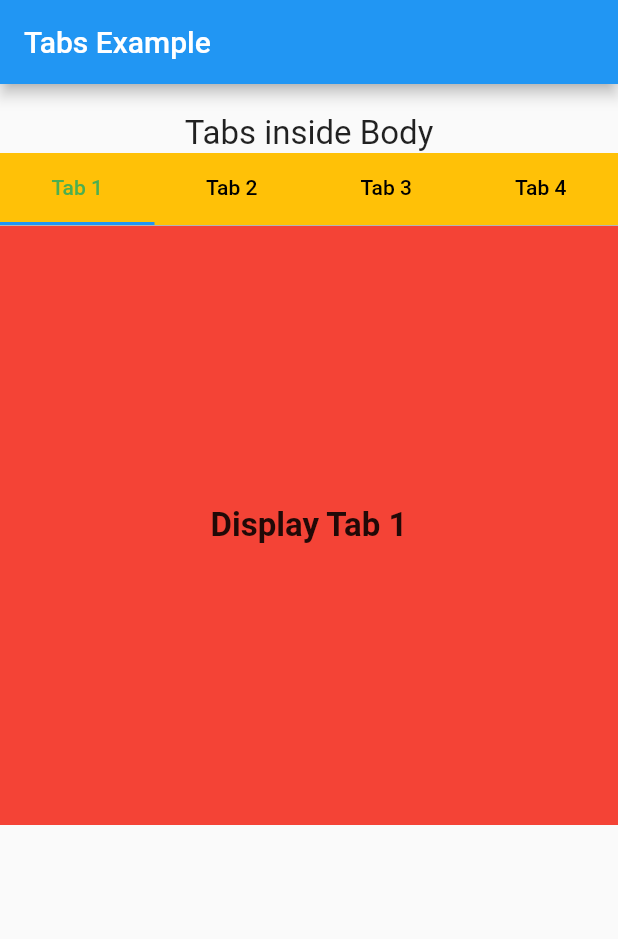
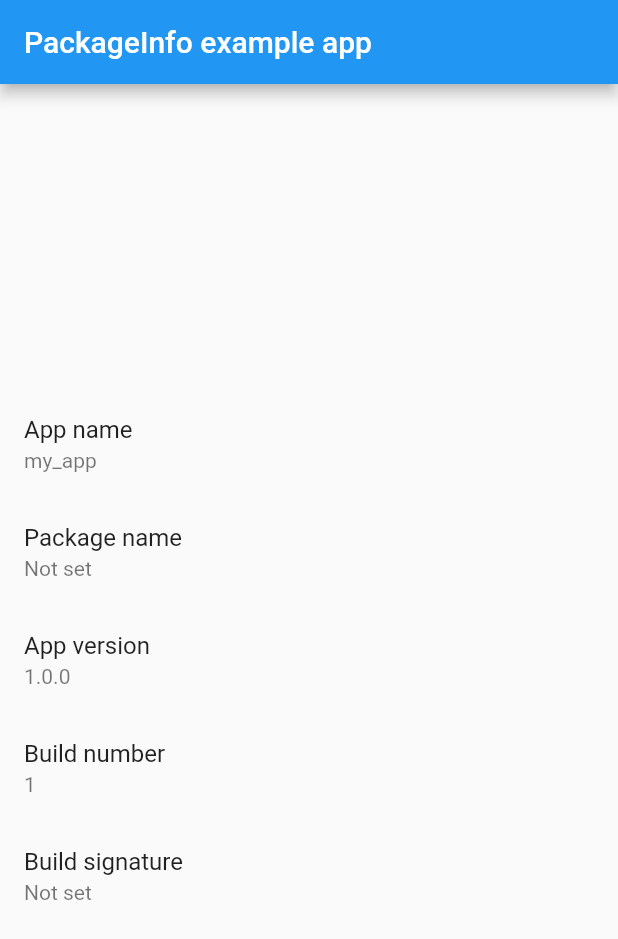
Before and after one commit to ji-hyun219/flutter_practice, a Flutter app: the screen it shows after launch, on a phone screen of 412 x 824 dp. Shown: the top 939 px of the screen. Run offline on Flutter 3.47's test engine with Material 2 defaults, Android fonts, the phone set to English and light mode, and no system bars; our stand-ins replace carousel_slider, firebase_core, firebase_dynamic_links, get, lottie, package_info_plus and 1 more; accounts and stored records are empty.

Commit message:
feat(PackageInfo): 애플리케이션 패키지 정보 쿼리

```diff
--- a/lib/main.dart
+++ b/lib/main.dart
@@ -7,7 +7,7 @@ import 'package:flutter/material.dart';
 // import 'package:my_app/pages/tapboxC.dart';
 import 'package:get/get.dart';
 import 'package:my_app/pages/make_dummy_data.dart';
-import 'package:my_app/pages/tab_bar.dart';
+import 'package:my_app/pages/package.dart';
 // import 'package:my_app/pages/slider.dart';
 // import 'package:my_app/pages/todo_list.dart';
 // import 'package:my_app/pages/get_to_result2.dart';
@@ -39,7 +39,9 @@ void main() {
       //   ),
       // ),
       // home: DropDownPage(),
-        home: TabBarPage()),
+      // home: TabBarPage()
+      home: PacakgeInfoPage(title: 'PackageInfo example app'),
+    ),
   );
   // loadAddress();
   // loadProduct();
--- /dev/null
+++ b/lib/pages/package.dart
@@ -0,0 +1,62 @@
+import 'dart:async';
+
+import 'package:flutter/material.dart';
+import 'package:package_info_plus/package_info_plus.dart';
+
+class PacakgeInfoPage extends StatefulWidget {
+  const PacakgeInfoPage({Key? key, this.title}) : super(key: key);
+
+  final String? title;
+
+  @override
+  PacakgeInfoPageState createState() => PacakgeInfoPageState();
+}
+
+class PacakgeInfoPageState extends State<PacakgeInfoPage> {
+  PackageInfo _packageInfo = PackageInfo(
+    appName: 'Unknown',
+    packageName: 'Unknown',
+    version: 'Unknown',
+    buildNumber: 'Unknown',
+    buildSignature: 'Unknown',
+  );
+
+  @override
+  void initState() {
+    super.initState();
+    _initPackageInfo();
+  }
+
+  Future<void> _initPackageInfo() async {
+    final info = await PackageInfo.fromPlatform();
+    setState(() {
+      _packageInfo = info;
+    });
+  }
+
+  Widget _infoTile(String title, String subtitle) {
+    return ListTile(
+      title: Text(title),
+      subtitle: Text(subtitle.isEmpty ? 'Not set' : subtitle),
+    );
+  }
+
+  @override
+  Widget build(BuildContext context) {
+    return Scaffold(
+      appBar: AppBar(
+        title: Text(widget.title!),
+      ),
+      body: Column(
+        mainAxisAlignment: MainAxisAlignment.center,
+        children: <Widget>[
+          _infoTile('App name', _packageInfo.appName),
+          _infoTile('Package name', _packageInfo.packageName),
+          _infoTile('App version', _packageInfo.version),
+          _infoTile('Build number', _packageInfo.buildNumber),
+          _infoTile('Build signature', _packageInfo.buildSignature),
+        ],
+      ),
+    );
+  }
+}
--- a/pubspec.yaml
+++ b/pubspec.yaml
@@ -40,6 +40,7 @@ dependencies:
   lottie: ^1.3.0
   visibility_detector: ^0.3.3
   carousel_slider: ^4.1.1
+  package_info_plus: ^1.4.3
 
 dev_dependencies:
   flutter_test:
```
Also changed, not shown: pubspec.lock, 2 other files. Lines whose indentation alone changed are shown as unchanged.
